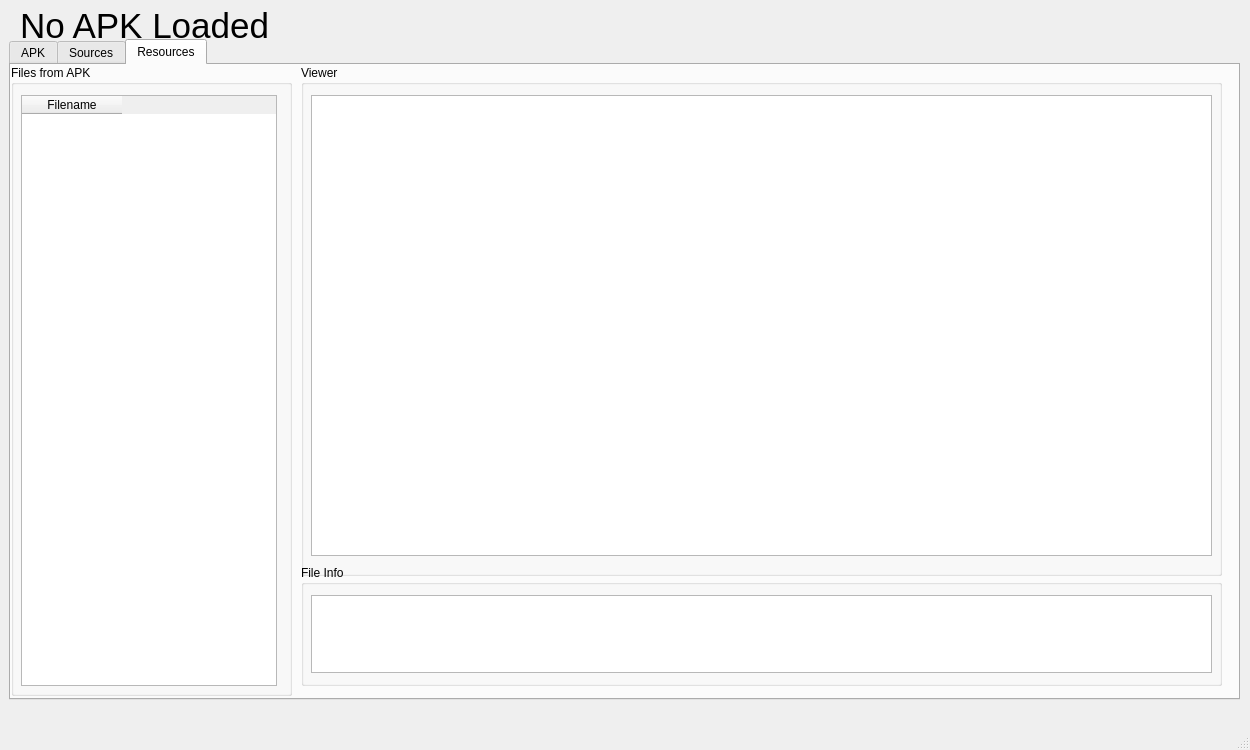
This is qt/droidsec.ui in DarioI/ARES as Qt 5 draws it before an edit. The edited form follows.
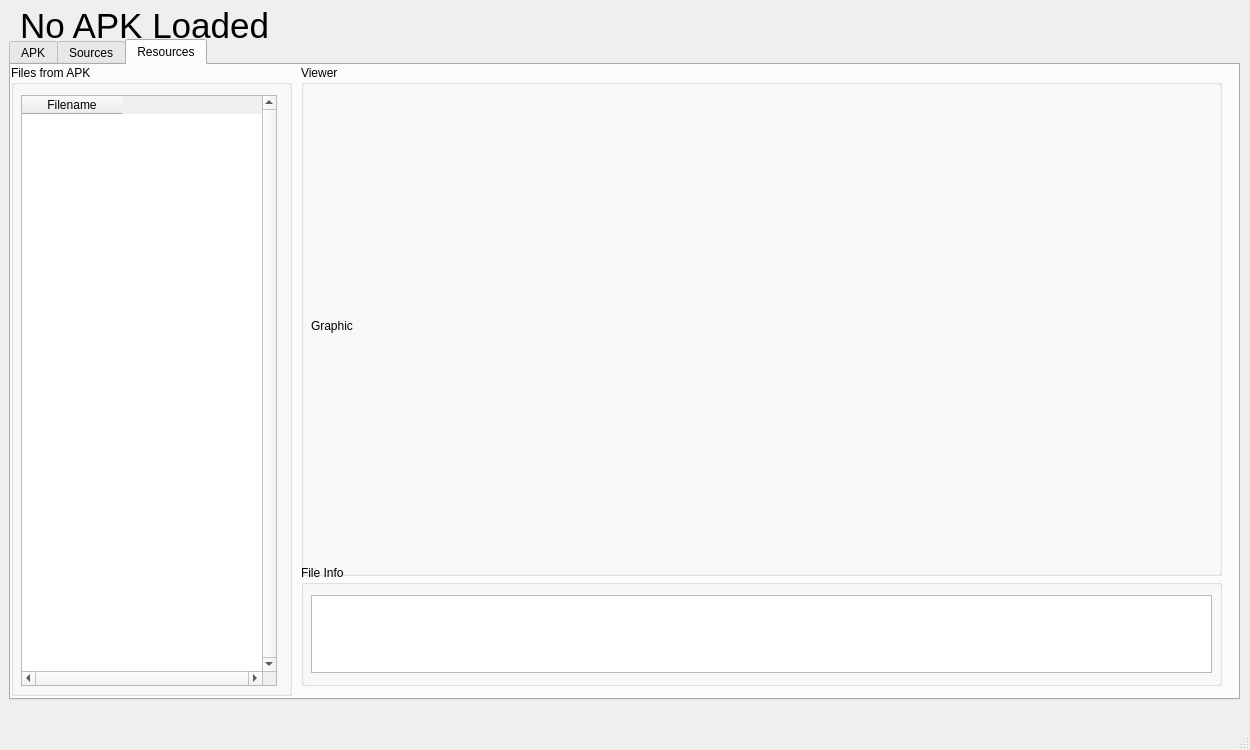
This is the edited form. The open tabs and pages were chosen to show the change.

Patch:
```diff
--- a/qt/droidsec.ui
+++ b/qt/droidsec.ui
@@ -299,6 +299,12 @@
          <height>591</height>
         </rect>
        </property>
+       <property name="verticalScrollBarPolicy">
+        <enum>Qt::ScrollBarAlwaysOn</enum>
+       </property>
+       <property name="horizontalScrollBarPolicy">
+        <enum>Qt::ScrollBarAlwaysOn</enum>
+       </property>
        <property name="autoScroll">
         <bool>true</bool>
        </property>
@@ -321,7 +327,7 @@
       <property name="title">
        <string>Viewer</string>
       </property>
-      <widget class="QGraphicsView" name="graphicview">
+      <widget class="QLabel" name="graphicview">
        <property name="geometry">
         <rect>
          <x>10</x>
@@ -330,6 +336,9 @@
          <height>461</height>
         </rect>
        </property>
+       <property name="text">
+        <string>Graphic</string>
+       </property>
       </widget>
      </widget>
      <widget class="QGroupBox" name="groupBox_7">
```
